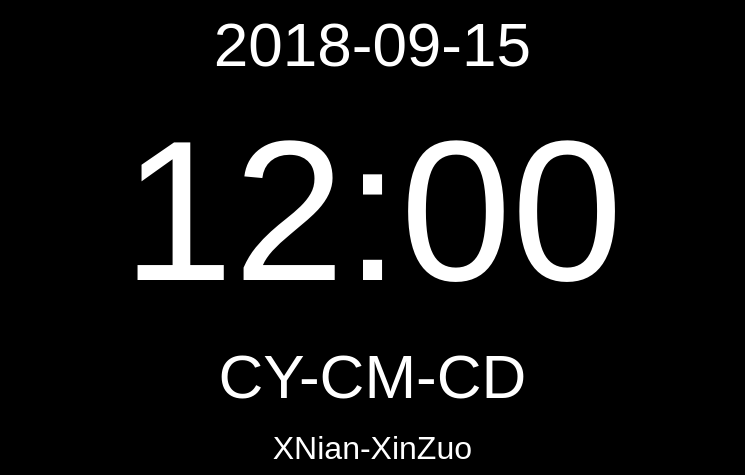
The window that Other/CameraDemo/datetimecontrol.ui (hondodo/PCamera) describes before a commit, drawn with Qt 5.
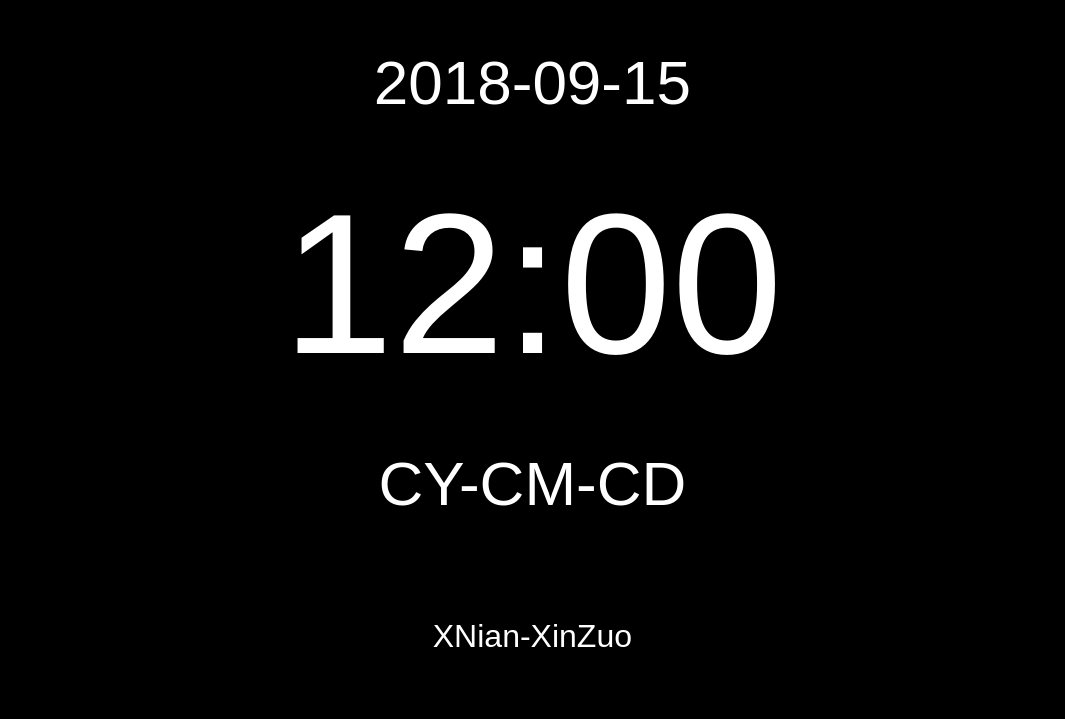
The same window after the commit.

The edit to the form file:
```diff
--- a/Other/CameraDemo/datetimecontrol.ui
+++ b/Other/CameraDemo/datetimecontrol.ui
@@ -6,8 +6,8 @@
    <rect>
     <x>0</x>
     <y>0</y>
-    <width>745</width>
-    <height>474</height>
+    <width>1065</width>
+    <height>719</height>
    </rect>
   </property>
   <property name="windowTitle">
@@ -34,6 +34,21 @@
     <number>0</number>
    </property>
    <item row="0" column="0">
+    <widget class="QScrollArea" name="scrollArea">
+     <property name="widgetResizable">
+      <bool>true</bool>
+     </property>
+     <widget class="QWidget" name="scrollAreaWidgetContents">
+      <property name="geometry">
+       <rect>
+        <x>0</x>
+        <y>0</y>
+        <width>1063</width>
+        <height>717</height>
+       </rect>
+      </property>
+      <layout class="QGridLayout" name="gridLayout_6">
+       <item row="0" column="0">
     <widget class="QWidget" name="widgetData" native="true">
      <layout class="QGridLayout" name="gridLayout_2">
       <item row="0" column="0">
@@ -58,31 +73,6 @@
      </layout>
     </widget>
    </item>
-   <item row="2" column="0">
-    <widget class="QWidget" name="widgetChineseData" native="true">
-     <layout class="QGridLayout" name="gridLayout_5">
-      <item row="0" column="0">
-       <widget class="QLabel" name="labelChineseData">
-        <property name="sizePolicy">
-         <sizepolicy hsizetype="Preferred" vsizetype="Fixed">
-          <horstretch>0</horstretch>
-          <verstretch>0</verstretch>
-         </sizepolicy>
-        </property>
-        <property name="styleSheet">
-         <string notr="true">font: 62px;</string>
-        </property>
-        <property name="text">
-         <string>CY-CM-CD</string>
-        </property>
-        <property name="alignment">
-         <set>Qt::AlignCenter</set>
-        </property>
-       </widget>
-      </item>
-     </layout>
-    </widget>
-   </item>
    <item row="1" column="0">
     <widget class="QWidget" name="widgetTime" native="true">
      <layout class="QGridLayout" name="gridLayout">
@@ -108,6 +98,31 @@
      </layout>
     </widget>
    </item>
+       <item row="2" column="0">
+        <widget class="QWidget" name="widgetChineseData" native="true">
+         <layout class="QGridLayout" name="gridLayout_5">
+          <item row="0" column="0">
+           <widget class="QLabel" name="labelChineseData">
+            <property name="sizePolicy">
+             <sizepolicy hsizetype="Preferred" vsizetype="Fixed">
+              <horstretch>0</horstretch>
+              <verstretch>0</verstretch>
+             </sizepolicy>
+            </property>
+            <property name="styleSheet">
+             <string notr="true">font: 62px;</string>
+            </property>
+            <property name="text">
+             <string>CY-CM-CD</string>
+            </property>
+            <property name="alignment">
+             <set>Qt::AlignCenter</set>
+            </property>
+           </widget>
+          </item>
+         </layout>
+        </widget>
+       </item>
    <item row="3" column="0">
     <widget class="QWidget" name="widgetShengXiaoXinZuo" native="true">
      <layout class="QGridLayout" name="gridLayout_3">
@@ -131,6 +146,10 @@
        </widget>
       </item>
      </layout>
+        </widget>
+       </item>
+      </layout>
+     </widget>
     </widget>
    </item>
   </layout>
```
Lines whose indentation alone changed are shown as unchanged.
